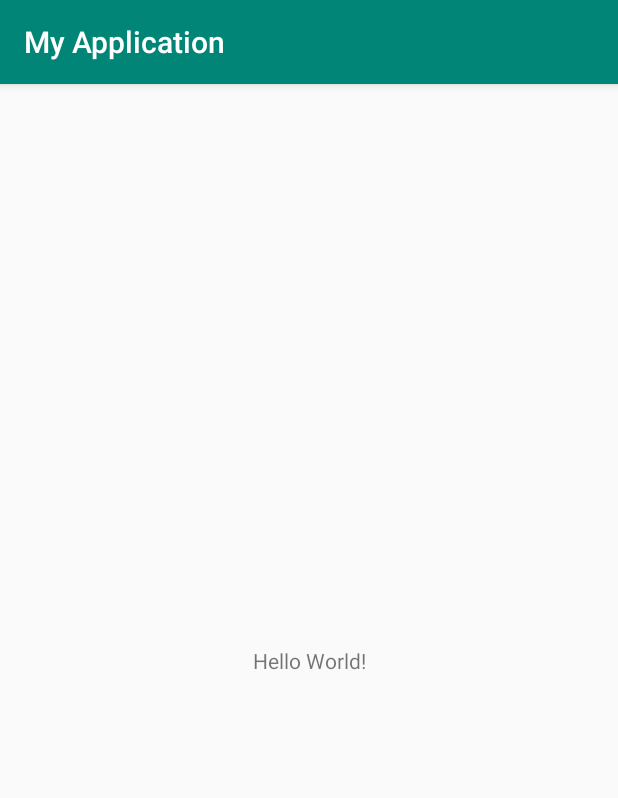
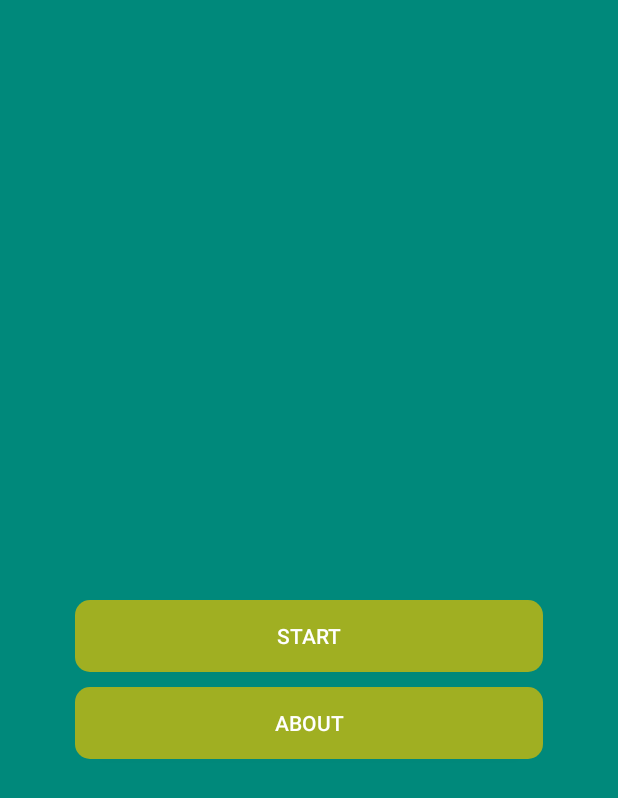
Before and after one commit to MichelleKarlsson/Bachelor-project, an Android app: the screen it shows after launch (MainActivity), on a phone screen of 412 x 824 dp. Shown: the top 798 px of the screen. Run offline under Robolectric (Android 15) with nearby library versions, the phone set to English and light mode, and no system bars.

Commit message:
Initial setup

```diff
--- a/MyApplication/app/src/main/AndroidManifest.xml
+++ b/MyApplication/app/src/main/AndroidManifest.xml
@@ -9,6 +9,7 @@
         android:roundIcon="@mipmap/ic_launcher_round"
         android:supportsRtl="true"
         android:theme="@style/AppTheme">
+        <activity android:name=".CaptureActivity"></activity>
         <activity android:name=".MainActivity">
             <intent-filter>
                 <action android:name="android.intent.action.MAIN" />
@@ -16,6 +17,11 @@
                 <category android:name="android.intent.category.LAUNCHER" />
             </intent-filter>
         </activity>
+
+        <meta-data
+            android:name="com.google.firebase.ml.vision.DEPENDENCIES"
+            android:value="label"> <!-- Download the ML model as the application is downloaded. -->
+        </meta-data>
     </application>
 
 </manifest>
--- a/MyApplication/app/src/main/java/android/mnah/MainActivity.java
+++ b/MyApplication/app/src/main/java/android/mnah/MainActivity.java
@@ -1,14 +1,48 @@
 package android.mnah;
 
+import android.content.Intent;
 import android.os.Bundle;
+import android.view.View;
+import android.widget.Button;
 
 import androidx.appcompat.app.AppCompatActivity;
+import androidx.fragment.app.Fragment;
+import androidx.fragment.app.FragmentManager;
 
 public class MainActivity extends AppCompatActivity {
+
+    private Button mStartButton;
+    private Button mAboutButton;
 
     @Override
     protected void onCreate(Bundle savedInstanceState) {
         super.onCreate(savedInstanceState);
+        getSupportActionBar().hide();
         setContentView(R.layout.activity_main);
+
+
+        mStartButton = findViewById(R.id.start_button);
+        mAboutButton = findViewById(R.id.about_button);
+
+        mStartButton.setOnClickListener(new View.OnClickListener() {
+            @Override
+            public void onClick(View v) {
+                Intent captureIntent = new Intent(MainActivity.this, CaptureActivity.class);
+                startActivity(captureIntent);
+            }
+        });
+
+        mAboutButton.setOnClickListener(new View.OnClickListener() {
+            @Override
+            public void onClick(View v){
+                FragmentManager fm = getSupportFragmentManager();
+                Fragment fragment = fm.findFragmentById(R.id.container);
+                fragment = new AboutFragment();
+                fm.beginTransaction().add(R.id.container, fragment).addToBackStack("about").commit();
+
+            }
+        });
     }
+
+
 }
--- /dev/null
+++ b/MyApplication/app/src/main/res/drawable/button_rounded.xml
@@ -0,0 +1,10 @@
+<?xml version="1.0" encoding="utf-8"?>
+<selector xmlns:android="http://schemas.android.com/apk/res/android">
+<item>
+    <shape android:shape="rectangle">
+        <solid android:color="@color/colorAccentDark"/>
+        <stroke android:color="@color/white"/>
+        <corners android:radius="10dp"/>
+    </shape>
+</item>
+</selector>
--- a/MyApplication/app/src/main/res/layout/activity_main.xml
+++ b/MyApplication/app/src/main/res/layout/activity_main.xml
@@ -4,15 +4,44 @@
     xmlns:tools="http://schemas.android.com/tools"
     android:layout_width="match_parent"
     android:layout_height="match_parent"
+    android:background="@color/colorPrimary"
     tools:context=".MainActivity">
 
-    <TextView
-        android:layout_width="wrap_content"
-        android:layout_height="wrap_content"
-        android:text="Hello World!"
-        app:layout_constraintBottom_toBottomOf="parent"
-        app:layout_constraintLeft_toLeftOf="parent"
-        app:layout_constraintRight_toRightOf="parent"
-        app:layout_constraintTop_toTopOf="parent" />
+    <FrameLayout
+        android:layout_width="match_parent"
+        android:layout_height="match_parent"
+        android:id="@+id/container">
+
+        <androidx.appcompat.widget.LinearLayoutCompat
+            android:orientation="vertical"
+            android:layout_width="match_parent"
+            android:layout_height="match_parent"
+            android:layout_marginStart="50dp"
+            android:layout_marginTop="400dp"
+            android:layout_marginEnd="50dp"
+            app:layout_constraintEnd_toEndOf="parent"
+            app:layout_constraintStart_toStartOf="parent"
+            app:layout_constraintTop_toTopOf="parent">
+
+            <Button
+                android:layout_width="match_parent"
+                android:layout_height="wrap_content"
+                android:background="@drawable/button_rounded"
+                android:textColor="@color/white"
+                android:id="@+id/start_button"
+                android:text="@string/start_button"
+                android:layout_marginBottom="10dp"/>
+
+            <Button
+                android:layout_width="match_parent"
+                android:layout_height="wrap_content"
+                android:background="@drawable/button_rounded"
+                android:textColor="@color/white"
+                android:id="@+id/about_button"
+                android:text="@string/about_button"/>
+        </androidx.appcompat.widget.LinearLayoutCompat>
+
+    </FrameLayout>
+
 
 </androidx.constraintlayout.widget.ConstraintLayout>
--- a/MyApplication/app/src/main/res/values/colors.xml
+++ b/MyApplication/app/src/main/res/values/colors.xml
@@ -1,6 +1,8 @@
 <?xml version="1.0" encoding="utf-8"?>
 <resources>
-    <color name="colorPrimary">#008577</color>
-    <color name="colorPrimaryDark">#00574B</color>
-    <color name="colorAccent">#D81B60</color>
+    <color name="colorPrimary">#00897b</color>
+    <color name="colorPrimaryDark">#005b4f</color>
+    <color name="colorAccent">#D4e157</color>
+    <color name="colorAccentDark">#a0af22</color>
+    <color name="white">#ffffff</color>
 </resources>
--- a/MyApplication/app/src/main/res/values/strings.xml
+++ b/MyApplication/app/src/main/res/values/strings.xml
@@ -1,3 +1,5 @@
 <resources>
     <string name="app_name">My Application</string>
+    <string name="start_button">Start</string>
+    <string name="about_button">About</string>
 </resources>
--- a/MyApplication/build.gradle
+++ b/MyApplication/build.gradle
@@ -9,7 +9,6 @@ buildscript {
     dependencies {
         classpath 'com.android.tools.build:gradle:3.3.0'
         classpath 'com.google.gms:google-services:4.3.2'
-
         // NOTE: Do not place your application dependencies here; they belong
         // in the individual module build.gradle files
     }
```
Also changed, not shown: MyApplication/app/build.gradle (+9 -3 lines), MyApplication/app/src/main/java/android/mnah/AboutFragment.java (added, +25 -0 lines), MyApplication/app/src/main/java/android/mnah/CaptureActivity.java (added, +15 -0 lines), MyApplication/app/src/main/res/layout/activity_capture.xml (added, +9 -0 lines), MyApplication/app/src/main/res/layout/fragment_about.xml (added, +16 -0 lines).
